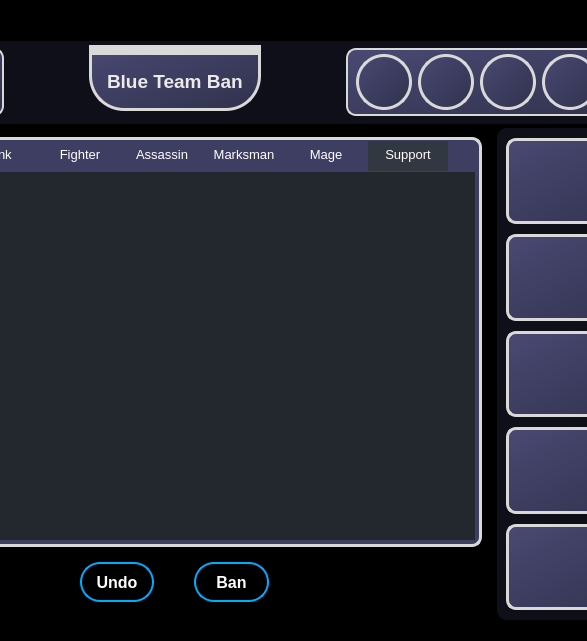
Above: ui/pages/practice_draft.ui from elian-olbz/mlbb-drafting-and-simulation-tools before the change; both pictures show x 328 to 915 and y 0 to 641 of the 1006 by 641 pixel window. Below: the same form after it.
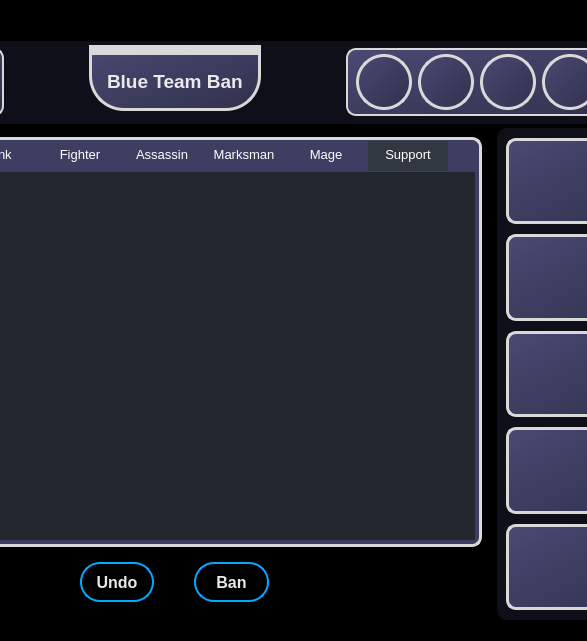
That is the form after the change. Icons and pictures are not drawn.

Commit message: Changed sliders and progress bars design. Commented out model prediction and draft state print statements. Organized repeated lines of codes. Added revalidate_selected_hero() in QD.

The edit to the form file:
```diff
--- a/ui/pages/practice_draft.ui
+++ b/ui/pages/practice_draft.ui
@@ -301,7 +301,7 @@
                   </property>
                   <layout class="QHBoxLayout" name="horizontalLayout_7">
                    <property name="spacing">
-                    <number>4</number>
+                    <number>12</number>
                    </property>
                    <property name="leftMargin">
                     <number>0</number>
@@ -1753,7 +1753,8 @@
 border: 2px solid; 
 border-color:rgb(83, 89, 98);
 border-color: rgb(0, 170, 255);
-padding: 5px 10px;</string>
+padding: 5px 10px;
+color: #eaeaea</string>
                                        </property>
                                        <property name="text">
                                         <string> Undo </string>
@@ -1785,7 +1786,8 @@
 border: 2px solid; 
 border-color:rgb(83, 89, 98);
 border-color: rgb(0, 170, 255);
-padding: 5px 20px;</string>
+padding: 5px 20px;
+color: #eaeaea;</string>
                                        </property>
                                        <property name="text">
                                         <string>Ban</string>
```
Left out of the diff: 3 changed lines with no effect on the pictures. The commit also changes 12 other files.
